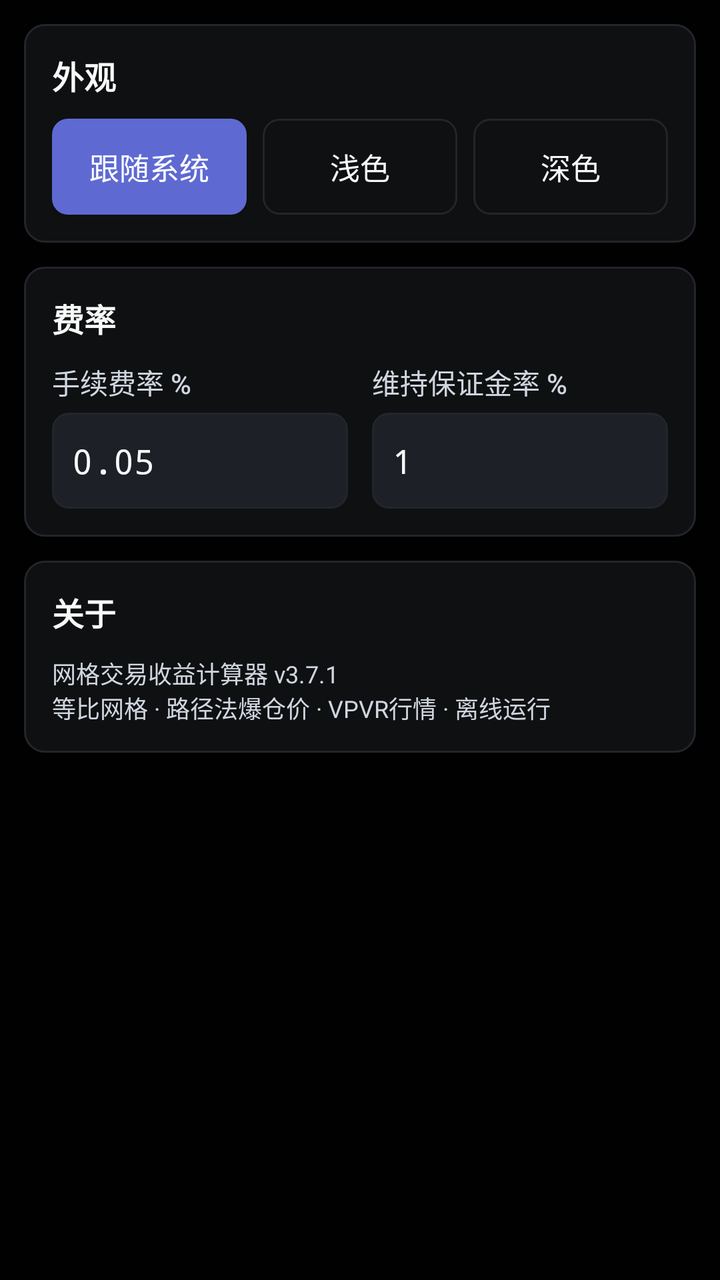
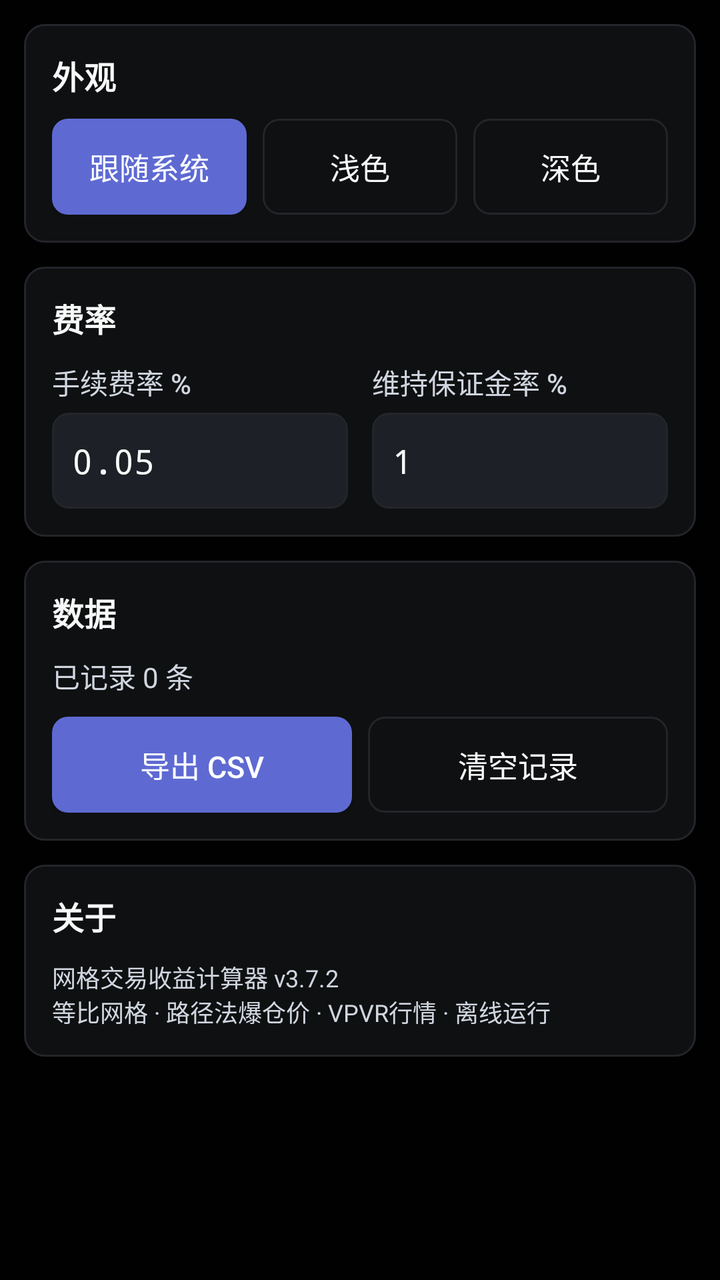

Before-and-after screenshots of an Android layout around one commit, followed by the original layout XML and the change that was made.
<!-- AndroidManifest.xml: application theme Theme.GridCalc.Dark -->
<!-- res/layout/page_settings.xml -->
<?xml version="1.0" encoding="utf-8"?>
<ScrollView xmlns:android="http://schemas.android.com/apk/res/android"
    android:layout_width="match_parent"
    android:layout_height="match_parent"
    android:fillViewport="true"
    android:scrollbars="none"
    android:clipToPadding="false">

    <LinearLayout
        android:layout_width="match_parent"
        android:layout_height="wrap_content"
        android:orientation="vertical"
        android:padding="12dp">

        
        <LinearLayout
            android:layout_width="match_parent"
            android:layout_height="wrap_content"
            android:background="@drawable/card_bg"
            android:orientation="vertical"
            android:padding="14dp">
            <TextView
                android:layout_width="wrap_content"
                android:layout_height="wrap_content"
                android:layout_marginBottom="10dp"
                android:text="外观"
                android:textColor="?attr/colorInk"
                android:textSize="16sp"
                android:textStyle="bold" />
            <LinearLayout
                android:layout_width="match_parent"
                android:layout_height="48dp"
                android:orientation="horizontal">
                <Button
                    android:id="@+id/theme_follow"
                    android:layout_width="0dp"
                    android:layout_height="match_parent"
                    android:layout_marginRight="4dp"
                    android:layout_weight="1"
                    android:background="@drawable/btn_primary"
                    android:text="跟随系统"
                    android:textColor="?attr/colorOnPrimary"
                    android:textSize="15sp" />
                <Button
                    android:id="@+id/theme_light"
                    android:layout_width="0dp"
                    android:layout_height="match_parent"
                    android:layout_marginLeft="4dp"
                    android:layout_marginRight="4dp"
                    android:layout_weight="1"
                    android:background="@drawable/btn_ghost"
                    android:text="浅色"
                    android:textColor="?attr/colorInk"
                    android:textSize="15sp" />
                <Button
                    android:id="@+id/theme_dark"
                    android:layout_width="0dp"
                    android:layout_height="match_parent"
                    android:layout_marginLeft="4dp"
                    android:layout_weight="1"
                    android:background="@drawable/btn_ghost"
                    android:text="深色"
                    android:textColor="?attr/colorInk"
                    android:textSize="15sp" />
            </LinearLayout>
        </LinearLayout>

        
        <LinearLayout
            android:layout_width="match_parent"
            android:layout_height="wrap_content"
            android:layout_marginTop="12dp"
            android:background="@drawable/card_bg"
            android:orientation="vertical"
            android:padding="14dp">
            <TextView
                android:layout_width="wrap_content"
                android:layout_height="wrap_content"
                android:layout_marginBottom="10dp"
                android:text="费率"
                android:textColor="?attr/colorInk"
                android:textSize="16sp"
                android:textStyle="bold" />
            <GridLayout
                android:layout_width="match_parent"
                android:layout_height="wrap_content"
                android:columnCount="2">
                <LinearLayout
                    android:layout_width="0dp"
                    android:layout_height="wrap_content"
                    android:layout_columnWeight="1"
                    android:layout_marginRight="6dp"
                    android:orientation="vertical">
                    <TextView
                        android:layout_width="wrap_content"
                        android:layout_height="wrap_content"
                        android:layout_marginBottom="5dp"
                        android:text="手续费率 %"
                        android:textColor="?attr/colorSub"
                        android:textSize="14sp"
                        android:fontFamily="sans-serif-medium" />
                    <EditText
                        android:id="@+id/in_fee"
                        android:layout_width="match_parent"
                        android:layout_height="48dp"
                        android:background="@drawable/input_bg"
                        android:importantForAutofill="no"
                        android:inputType="numberDecimal"
                        android:imeOptions="actionDone"
                        android:singleLine="true"
                        android:paddingLeft="10dp"
                        android:paddingRight="10dp"
                        android:text="0.05"
                        android:textColor="?attr/colorInk"
                        android:textColorHint="?attr/colorFaint"
                        android:textSize="17sp"
                        android:typeface="monospace" />
                </LinearLayout>
                <LinearLayout
                    android:layout_width="0dp"
                    android:layout_height="wrap_content"
                    android:layout_columnWeight="1"
                    android:layout_marginLeft="6dp"
                    android:orientation="vertical">
                    <TextView
                        android:layout_width="wrap_content"
                        android:layout_height="wrap_content"
                        android:layout_marginBottom="5dp"
                        android:text="维持保证金率 %"
                        android:textColor="?attr/colorSub"
                        android:textSize="14sp"
                        android:fontFamily="sans-serif-medium" />
                    <EditText
                        android:id="@+id/in_mmr"
                        android:layout_width="match_parent"
                        android:layout_height="48dp"
                        android:background="@drawable/input_bg"
                        android:importantForAutofill="no"
                        android:inputType="numberDecimal"
                        android:imeOptions="actionDone"
                        android:singleLine="true"
                        android:paddingLeft="10dp"
                        android:paddingRight="10dp"
                        android:text="1"
                        android:textColor="?attr/colorInk"
                        android:textColorHint="?attr/colorFaint"
                        android:textSize="17sp"
                        android:typeface="monospace" />
                </LinearLayout>
            </GridLayout>
        </LinearLayout>

        
        <LinearLayout
            android:layout_width="match_parent"
            android:layout_height="wrap_content"
            android:layout_marginTop="12dp"
            android:background="@drawable/card_bg"
            android:orientation="vertical"
            android:padding="14dp">
            <TextView
                android:layout_width="wrap_content"
                android:layout_height="wrap_content"
                android:layout_marginBottom="10dp"
                android:text="关于"
                android:textColor="?attr/colorInk"
                android:textSize="16sp"
                android:textStyle="bold" />
            <TextView
                android:layout_width="wrap_content"
                android:layout_height="wrap_content"
                android:text="网格交易收益计算器 v3.7.1\n等比网格 · 路径法爆仓价 · VPVR行情 · 离线运行"
                android:textColor="?attr/colorSub"
                android:textSize="12sp" />
        </LinearLayout>
    </LinearLayout>
</ScrollView>
<!-- resources referenced by this layout -->
<resources>
  <!-- drawable btn_ghost (drawable) -->
  <?xml version="1.0" encoding="utf-8"?>
  <selector xmlns:android="http://schemas.android.com/apk/res/android">
      <item android:state_pressed="true">
          <shape android:shape="rectangle">
              <solid android:color="?attr/colorBorder" />
              <corners android:radius="8dp" />
          </shape>
      </item>
      <item>
          <shape android:shape="rectangle">
              <solid android:color="@android:color/transparent" />
              <stroke android:width="1dp" android:color="?attr/colorBorder" />
              <corners android:radius="8dp" />
          </shape>
      </item>
  </selector>
  <!-- drawable btn_primary (drawable) -->
  <?xml version="1.0" encoding="utf-8"?>
  <selector xmlns:android="http://schemas.android.com/apk/res/android">
      <item android:state_pressed="true">
          <shape android:shape="rectangle">
              <solid android:color="?attr/colorPrimaryDark" />
              <corners android:radius="8dp" />
          </shape>
      </item>
      <item>
          <shape android:shape="rectangle">
              <solid android:color="?attr/colorPrimary" />
              <corners android:radius="8dp" />
          </shape>
      </item>
  </selector>
  <!-- drawable card_bg (drawable) -->
  <?xml version="1.0" encoding="utf-8"?>
  <shape xmlns:android="http://schemas.android.com/apk/res/android"
      android:shape="rectangle">
      <solid android:color="?attr/colorCard" />
      <stroke android:width="1dp" android:color="?attr/colorBorder" />
      <corners android:radius="10dp" />
  </shape>
  <!-- drawable input_bg (drawable) -->
  <?xml version="1.0" encoding="utf-8"?>
  <selector xmlns:android="http://schemas.android.com/apk/res/android">
      <item android:state_focused="true">
          <shape android:shape="rectangle">
              <solid android:color="?attr/colorInput" />
              <stroke android:width="1dp" android:color="?attr/colorPrimary" />
              <corners android:radius="8dp" />
          </shape>
      </item>
      <item>
          <shape android:shape="rectangle">
              <solid android:color="?attr/colorInput" />
              <stroke android:width="1dp" android:color="?attr/colorBorder" />
              <corners android:radius="8dp" />
          </shape>
      </item>
  </selector>
  <style name="Theme.GridCalc.Dark" parent="android:Theme.Material.NoActionBar">
          <item name="colorCanvas">#010102</item>
          <item name="colorCard">#0F1011</item>
          <item name="colorSurf2">#141516</item>
          <item name="colorInput">#1D2026</item>
          <item name="colorInk">#F7F8F8</item>
          <item name="colorSub">#D0D6E0</item>
          <item name="colorFaint">#8A8F98</item>
          <item name="colorPrimary">#5E6AD2</item>
          <item name="colorPrimaryDark">#4A55B5</item>
          <item name="colorTeal">#27A644</item>
          <item name="colorRed">#E5484D</item>
          <item name="colorBorder">#23252A</item>
          <item name="colorTealBg">#1F27A644</item>
          <item name="colorBlueBg">#245E6AD2</item>
          <item name="colorOnPrimary">#FFFFFF</item>
          <item name="android:windowBackground">?attr/colorCanvas</item>
          <item name="android:statusBarColor">?attr/colorCanvas</item>
          <item name="android:navigationBarColor">?attr/colorCanvas</item>
          <item name="android:windowLightStatusBar">false</item>
      </style>
</resources>

<!-- the commit's change to res/layout/page_settings.xml (unified diff, before → after) -->
@@ -162,6 +162,57 @@
                 android:layout_width="wrap_content"
                 android:layout_height="wrap_content"
                 android:layout_marginBottom="10dp"
+                android:text="数据"
+                android:textColor="?attr/colorInk"
+                android:textSize="16sp"
+                android:textStyle="bold" />
+            <TextView
+                android:id="@+id/rec_count"
+                android:layout_width="wrap_content"
+                android:layout_height="wrap_content"
+                android:layout_marginBottom="10dp"
+                android:text="已记录 0 条"
+                android:textColor="?attr/colorSub"
+                android:textSize="14sp" />
+            <LinearLayout
+                android:layout_width="match_parent"
+                android:layout_height="48dp"
+                android:orientation="horizontal">
+                <Button
+                    android:id="@+id/rec_export"
+                    android:layout_width="0dp"
+                    android:layout_height="match_parent"
+                    android:layout_marginRight="4dp"
+                    android:layout_weight="1"
+                    android:background="@drawable/btn_primary"
+                    android:text="导出 CSV"
+                    android:textColor="?attr/colorOnPrimary"
+                    android:textSize="15sp" />
+                <Button
+                    android:id="@+id/rec_clear"
+                    android:layout_width="0dp"
+                    android:layout_height="match_parent"
+                    android:layout_marginLeft="4dp"
+                    android:layout_weight="1"
+                    android:background="@drawable/btn_ghost"
+                    android:text="清空记录"
+                    android:textColor="?attr/colorInk"
+                    android:textSize="15sp" />
+            </LinearLayout>
+        </LinearLayout>
+
+        
+        <LinearLayout
+            android:layout_width="match_parent"
+            android:layout_height="wrap_content"
+            android:layout_marginTop="12dp"
+            android:background="@drawable/card_bg"
+            android:orientation="vertical"
+            android:padding="14dp">
+            <TextView
+                android:layout_width="wrap_content"
+                android:layout_height="wrap_content"
+                android:layout_marginBottom="10dp"
                 android:text="关于"
                 android:textColor="?attr/colorInk"
                 android:textSize="16sp"
@@ -169,7 +220,7 @@
             <TextView
                 android:layout_width="wrap_content"
                 android:layout_height="wrap_content"
-                android:text="网格交易收益计算器 v3.7.1\n等比网格 · 路径法爆仓价 · VPVR行情 · 离线运行"
+                android:text="网格交易收益计算器 v3.7.2\n等比网格 · 路径法爆仓价 · VPVR行情 · 离线运行"
                 android:textColor="?attr/colorSub"
                 android:textSize="12sp" />
         </LinearLayout>
